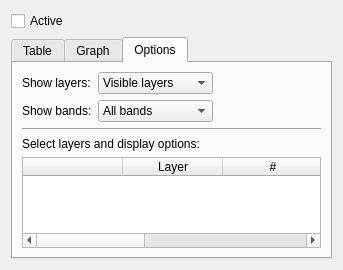
Old version of the form ui_valuewidgetbase.ui in the repository etiennesky/valuetool.
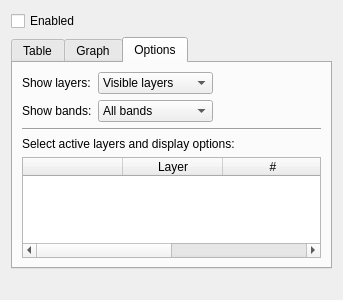
New version of the form. The open tabs and pages were chosen to show the change.

Commit message: make ui inactive when 'Enabled' is unchecked ; add a status bar

Diff of the .ui file:
```diff
--- a/ui_valuewidgetbase.ui
+++ b/ui_valuewidgetbase.ui
@@ -7,7 +7,7 @@
     <x>0</x>
     <y>0</y>
     <width>343</width>
-    <height>270</height>
+    <height>300</height>
    </rect>
   </property>
   <property name="windowTitle">
@@ -25,7 +25,7 @@
         <string>Check to activate value tool</string>
        </property>
        <property name="text">
-        <string>Active</string>
+        <string>Enabled</string>
        </property>
       </widget>
      </item>
@@ -311,17 +311,12 @@
            <string>Bands</string>
           </property>
          </column>
-         <column>
-          <property name="text">
-           <string>Color</string>
-          </property>
-         </column>
         </widget>
        </item>
        <item row="3" column="0" colspan="3">
         <widget class="QLabel" name="label_5">
          <property name="text">
-          <string>Select layers and display options:</string>
+          <string>Select active layers and display options:</string>
          </property>
         </widget>
        </item>
@@ -336,6 +331,13 @@
      </widget>
     </widget>
    </item>
+   <item>
+    <widget class="QLabel" name="labelStatus">
+     <property name="text">
+      <string/>
+     </property>
+    </widget>
+   </item>
   </layout>
  </widget>
  <resources/>
```
The commit also changes 2 other files.
